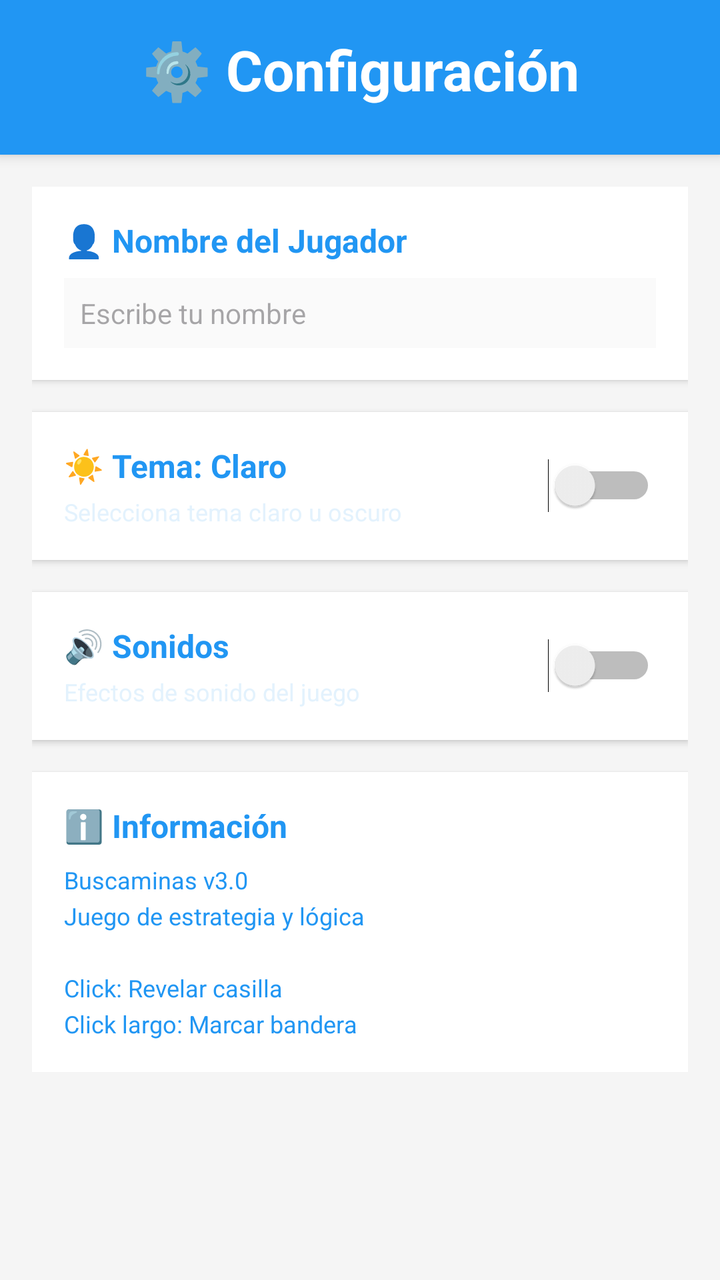
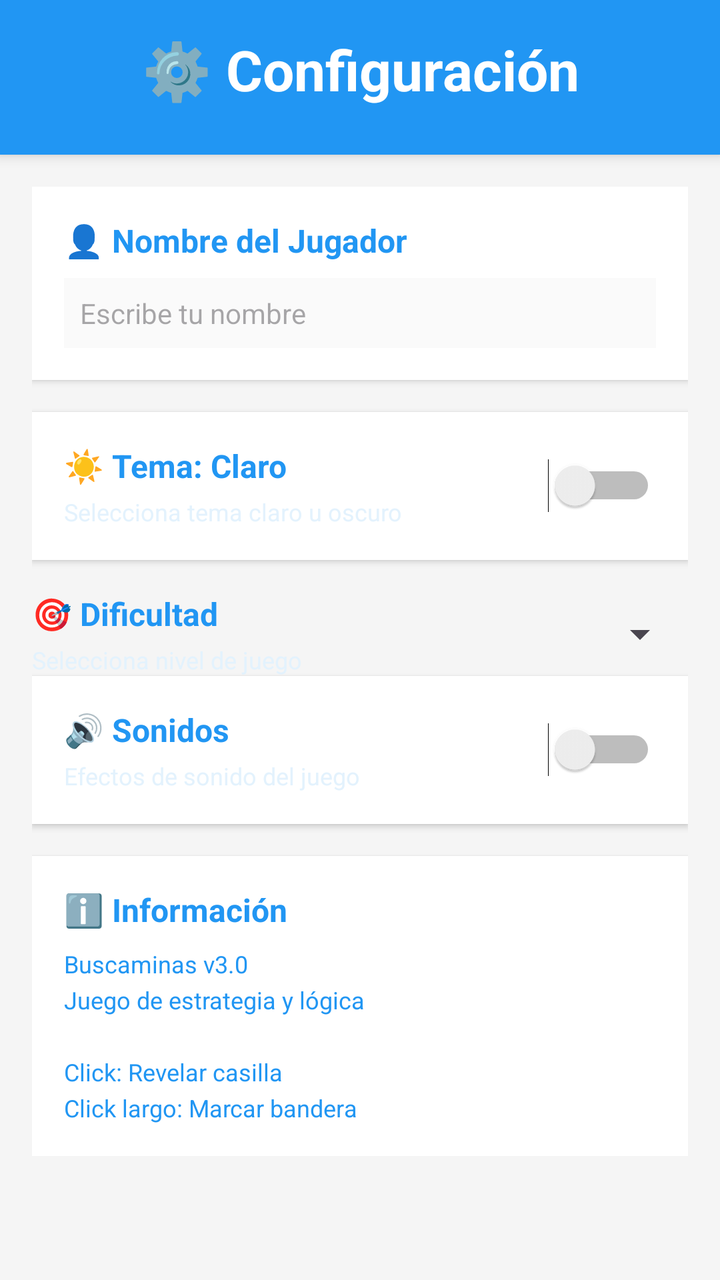

Two renders of the same Android screen: before a commit and after it. Below are the layout's source before the change and the commit's diff.
<!-- AndroidManifest.xml: application theme Theme.Buscaminas -->
<!-- res/layout/activity_settings.xml -->
<?xml version="1.0" encoding="utf-8"?>
<LinearLayout
    xmlns:android="http://schemas.android.com/apk/res/android"
    android:layout_width="match_parent"
    android:layout_height="match_parent"
    android:orientation="vertical"
    android:background="@color/background">

    
    <LinearLayout
        android:layout_width="match_parent"
        android:layout_height="wrap_content"
        android:orientation="vertical"
        android:background="@color/header_bg"
        android:elevation="4dp"
        android:paddingTop="16dp"
        android:paddingBottom="16dp">

        <TextView
            android:layout_width="match_parent"
            android:layout_height="wrap_content"
            android:text="⚙️ Configuración"
            android:textSize="28sp"
            android:textStyle="bold"
            android:textColor="@color/header_title"
            android:gravity="center"
            android:paddingBottom="8dp"/>

    </LinearLayout>

    
    <ScrollView
        android:layout_width="match_parent"
        android:layout_height="match_parent"
        android:padding="16dp">

        <LinearLayout
            android:layout_width="match_parent"
            android:layout_height="wrap_content"
            android:orientation="vertical">

            
            <LinearLayout
                android:layout_width="match_parent"
                android:layout_height="wrap_content"
                android:orientation="vertical"
                android:background="@color/white"
                android:elevation="2dp"
                android:padding="16dp"
                android:layout_marginBottom="16dp">

                <TextView
                    android:layout_width="match_parent"
                    android:layout_height="wrap_content"
                    android:text="👤 Nombre del Jugador"
                    android:textSize="16sp"
                    android:textStyle="bold"
                    android:textColor="@color/header_bg"
                    android:paddingBottom="8dp"/>

                <EditText
                    android:id="@+id/etPlayerName"
                    android:layout_width="match_parent"
                    android:layout_height="wrap_content"
                    android:hint="Escribe tu nombre"
                    android:textSize="14sp"
                    android:padding="8dp"
                    android:background="@color/background_light"
                    android:textColor="@color/header_bg"
                    android:inputType="text"/>

            </LinearLayout>

            
            <LinearLayout
                android:layout_width="match_parent"
                android:layout_height="wrap_content"
                android:orientation="vertical"
                android:background="@color/white"
                android:elevation="2dp"
                android:padding="16dp"
                android:layout_marginBottom="16dp">

                <LinearLayout
                    android:layout_width="match_parent"
                    android:layout_height="wrap_content"
                    android:orientation="horizontal"
                    android:gravity="center_vertical">

                    <LinearLayout
                        android:layout_width="0dp"
                        android:layout_height="wrap_content"
                        android:layout_weight="1"
                        android:orientation="vertical">

                        <TextView
                            android:id="@+id/tvThemeLabel"
                            android:layout_width="match_parent"
                            android:layout_height="wrap_content"
                            android:text="☀️ Tema: Claro"
                            android:textSize="16sp"
                            android:textStyle="bold"
                            android:textColor="@color/header_bg"/>

                        <TextView
                            android:layout_width="match_parent"
                            android:layout_height="wrap_content"
                            android:text="Selecciona tema claro u oscuro"
                            android:textSize="12sp"
                            android:textColor="@color/header_subtitle"
                            android:paddingTop="4dp"/>

                    </LinearLayout>

                    <Switch
                        android:id="@+id/swTheme"
                        android:layout_width="wrap_content"
                        android:layout_height="wrap_content"
                        android:layout_marginStart="16dp"/>

                </LinearLayout>

            </LinearLayout>

            
            <LinearLayout
                android:layout_width="match_parent"
                android:layout_height="wrap_content"
                android:orientation="vertical"
                android:background="@color/white"
                android:elevation="2dp"
                android:padding="16dp"
                android:layout_marginBottom="16dp">

                <LinearLayout
                    android:layout_width="match_parent"
                    android:layout_height="wrap_content"
                    android:orientation="horizontal"
                    android:gravity="center_vertical">

                    <LinearLayout
                        android:layout_width="0dp"
                        android:layout_height="wrap_content"
                        android:layout_weight="1"
                        android:orientation="vertical">

                        <TextView
                            android:layout_width="match_parent"
                            android:layout_height="wrap_content"
                            android:text="🔊 Sonidos"
                            android:textSize="16sp"
                            android:textStyle="bold"
                            android:textColor="@color/header_bg"/>

                        <TextView
                            android:layout_width="match_parent"
                            android:layout_height="wrap_content"
                            android:text="Efectos de sonido del juego"
                            android:textSize="12sp"
                            android:textColor="@color/header_subtitle"
                            android:paddingTop="4dp"/>

                    </LinearLayout>

                    <Switch
                        android:id="@+id/swSound"
                        android:layout_width="wrap_content"
                        android:layout_height="wrap_content"
                        android:layout_marginStart="16dp"/>

                </LinearLayout>

            </LinearLayout>

            
            <LinearLayout
                android:layout_width="match_parent"
                android:layout_height="wrap_content"
                android:orientation="vertical"
                android:background="@color/white"
                android:elevation="2dp"
                android:padding="16dp">

                <TextView
                    android:layout_width="match_parent"
                    android:layout_height="wrap_content"
                    android:text="ℹ️ Información"
                    android:textSize="16sp"
                    android:textStyle="bold"
                    android:textColor="@color/header_bg"
                    android:paddingBottom="8dp"/>

                <TextView
                    android:layout_width="match_parent"
                    android:layout_height="wrap_content"
                    android:text="Buscaminas v3.0\nJuego de estrategia y lógica\n\nClick: Revelar casilla\nClick largo: Marcar bandera"
                    android:textSize="12sp"
                    android:textColor="@color/header_bg"
                    android:lineSpacingExtra="4dp"/>

            </LinearLayout>

        </LinearLayout>

    </ScrollView>

</LinearLayout>
<!-- resources referenced by this layout -->
<resources>
  <color name="background">#F5F5F5</color>
  <color name="background_light">#FAFAFA</color>
  <color name="header_bg">#2196F3</color>
  <color name="header_subtitle">#E3F2FD</color>
  <color name="header_title">#FFFFFF</color>
  <color name="white">#FFFFFF</color>
  <style name="Theme.Buscaminas" parent="Base.Theme.Buscaminas" />
  <style name="Base.Theme.Buscaminas" parent="Theme.Material3.DayNight.NoActionBar">
          
          
      </style>
</resources>

<!-- the commit's change to res/layout/activity_settings.xml (unified diff, before → after) -->
@@ -122,7 +122,45 @@
 
             </LinearLayout>
 
-            
+                <LinearLayout
+                    android:layout_width="match_parent"
+                    android:layout_height="wrap_content"
+                    android:orientation="horizontal"
+                    android:gravity="center_vertical">
+
+                    <LinearLayout
+                        android:layout_width="0dp"
+                        android:layout_height="wrap_content"
+                        android:layout_weight="1"
+                        android:orientation="vertical">
+
+                        <TextView
+                            android:layout_width="match_parent"
+                            android:layout_height="wrap_content"
+                            android:text="🎯 Dificultad"
+                            android:textSize="16sp"
+                            android:textStyle="bold"
+                            android:textColor="@color/header_bg"/>
+
+                        <TextView
+                            android:layout_width="match_parent"
+                            android:layout_height="wrap_content"
+                            android:text="Selecciona nivel de juego"
+                            android:textSize="12sp"
+                            android:textColor="@color/header_subtitle"
+                            android:paddingTop="4dp"/>
+
+                    </LinearLayout>
+
+                    <Spinner
+                        android:id="@+id/spinnerDificultad"
+                        android:layout_width="wrap_content"
+                        android:layout_height="wrap_content"
+                        android:layout_marginStart="16dp"/>
+
+                </LinearLayout>
+
+                
             <LinearLayout
                 android:layout_width="match_parent"
                 android:layout_height="wrap_content"
